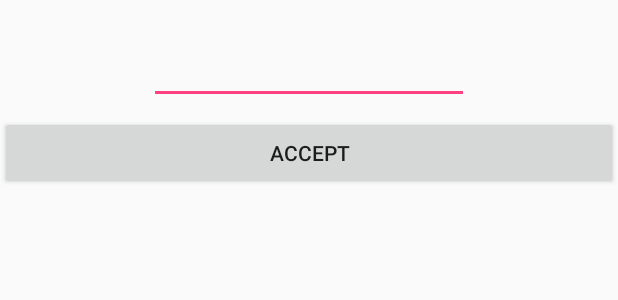
After one commit to Xplatypus8/SpendIt, an Android app: the layout user_Input.xml on its own in the app's theme, with its tools: preview values and no code run, on a phone screen of 412 x 824 dp. The commit adds this screen. Shown: the top 300 px of the screen. Run offline under Robolectric (Android 15) with nearby library versions, the phone set to English and light mode, and no system bars.

```diff
--- a/app/src/main/res/layout/activity_main.xml
+++ b/app/src/main/res/layout/activity_main.xml
@@ -26,7 +26,7 @@
     </android.support.design.widget.AppBarLayout>
 
     <ImageButton
-        android:id="@+id/imageButton"
+        android:id="@+id/add"
         android:layout_width="90dp"
         android:layout_height="90dp"
         android:layout_marginBottom="8dp"
@@ -43,7 +43,7 @@
 
 
     <ImageButton
-        android:id="@+id/imageButton2"
+        android:id="@+id/subtract"
         android:layout_width="90dp"
 
         android:layout_height="90dp"
--- /dev/null
+++ b/app/src/main/res/layout/user_Input.xml
@@ -0,0 +1,33 @@
+<?xml version="1.0" encoding="utf-8"?>
+<android.support.constraint.ConstraintLayout xmlns:android="http://schemas.android.com/apk/res/android"
+    xmlns:app="http://schemas.android.com/apk/res-auto"
+    xmlns:tools="http://schemas.android.com/tools"
+    android:layout_width="match_parent"
+    android:layout_height="match_parent"
+    android:fitsSystemWindows="true"
+    tools:context="cnu.spendit.MainActivity">
+
+
+    <EditText
+        android:id="@+id/editText"
+        android:layout_width="wrap_content"
+        android:layout_height="wrap_content"
+        android:layout_marginEnd="32dp"
+        android:layout_marginStart="32dp"
+        android:layout_marginTop="24dp"
+        android:ems="10"
+        android:inputType="number"
+        app:layout_constraintEnd_toEndOf="parent"
+        app:layout_constraintStart_toStartOf="parent"
+        app:layout_constraintTop_toTopOf="parent" />
+
+    <Button
+        android:id="@+id/accept"
+        android:layout_width="fill_parent"
+        android:layout_height="49dp"
+
+        android:layout_marginTop="8dp"
+        android:text="accept"
+        app:layout_constraintTop_toBottomOf="@+id/editText"
+        tools:layout_editor_absoluteX="0dp" />
+</android.support.constraint.ConstraintLayout>
```
Also changed, not shown: app/src/main/java/cnu/spendit/MainActivity.java (+24 -2 lines).
